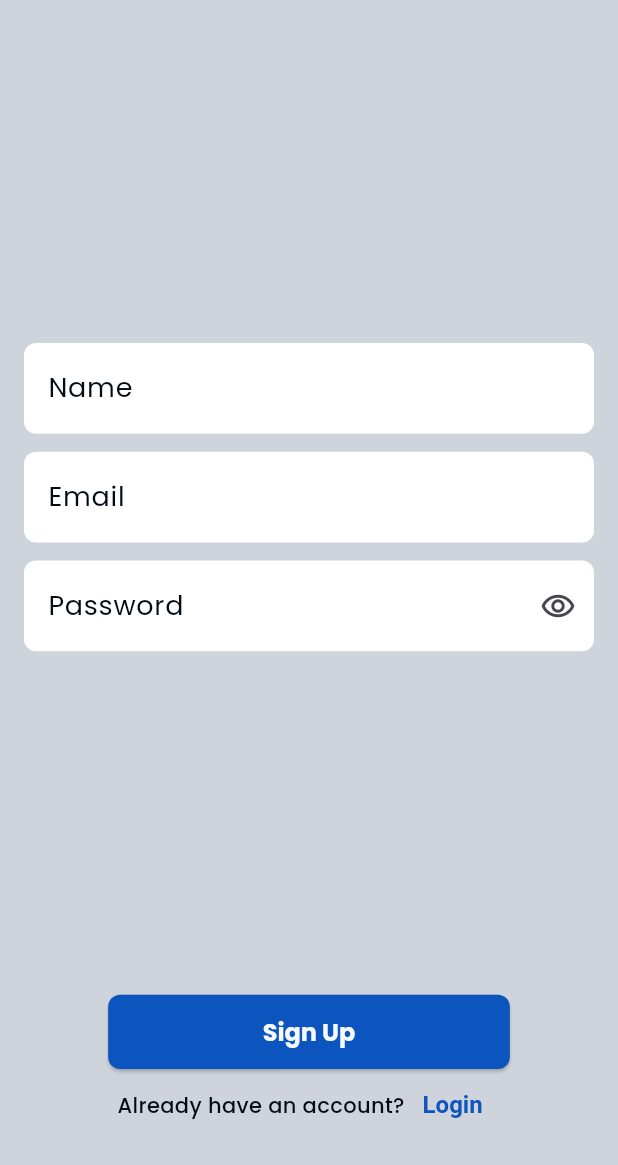
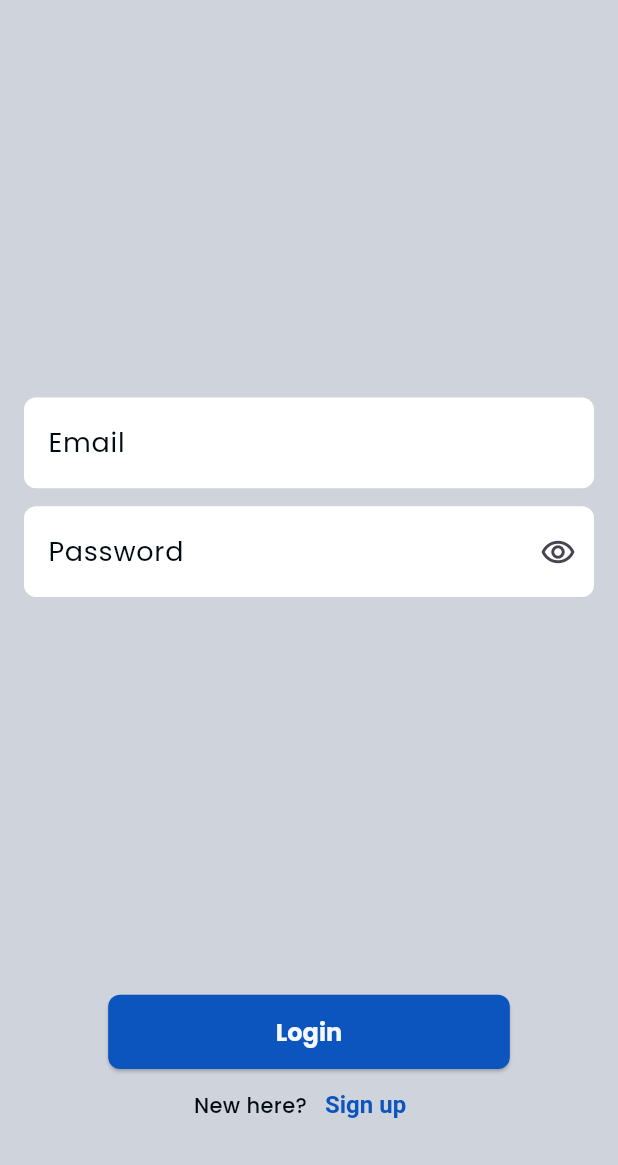
Before and after one commit to vansh132/lingo-panda-assignment, a Flutter app: the screen it shows after launch, on a phone screen of 412 x 824 dp, the part 71-1236 px from its top. Run offline on Flutter 3.47's test engine with Material 3 defaults, Android fonts, the phone set to English and light mode, and no system bars; our stand-ins replace cloud_firestore, firebase_auth, firebase_core, google_fonts; accounts and stored records are empty.

Commit message:
final changes

```diff
--- a/lib/main.dart
+++ b/lib/main.dart
@@ -2,7 +2,7 @@ import 'package:firebase_core/firebase_core.dart';
 import 'package:flutter/material.dart';
 import 'package:lingo_panda_assignment/firebase_options.dart';
 import 'package:lingo_panda_assignment/provider/news_provider.dart';
-import 'package:lingo_panda_assignment/view/signup_view.dart';
+import 'package:lingo_panda_assignment/view/login_view.dart';
 import 'package:provider/provider.dart';
 
 import 'theme/app_theme.dart';
@@ -28,7 +28,7 @@ class MyApp extends StatelessWidget {
         debugShowCheckedModeBanner: false,
         title: 'Flutter Demo',
         theme: theme.light,
-        home: const SignupScreen(),
+        home: const LoginScreen(),
       ),
     );
   }
--- a/lib/view/signup_view.dart
+++ b/lib/view/signup_view.dart
@@ -56,7 +56,7 @@ class _SignupScreenState extends State<SignupScreen> {
       Navigator.pushReplacement(
         context,
         MaterialPageRoute(
-          builder: (context) => LoginScreen(),
+          builder: (context) => const LoginScreen(),
         ),
       );
     } else {
@@ -279,11 +279,11 @@ class _SignupScreenState extends State<SignupScreen> {
                       Navigator.pushReplacement(
                         context,
                         MaterialPageRoute(
-                          builder: (context) => LoginScreen(),
+                          builder: (context) => const LoginScreen(),
                         ),
                       );
                     },
-                    child: Text("Login"),
+                    child: const Text("Login"),
                   ),
                 ],
               )
```
Also changed, not shown: lib/view/home_view.dart (+2 -6 lines).
